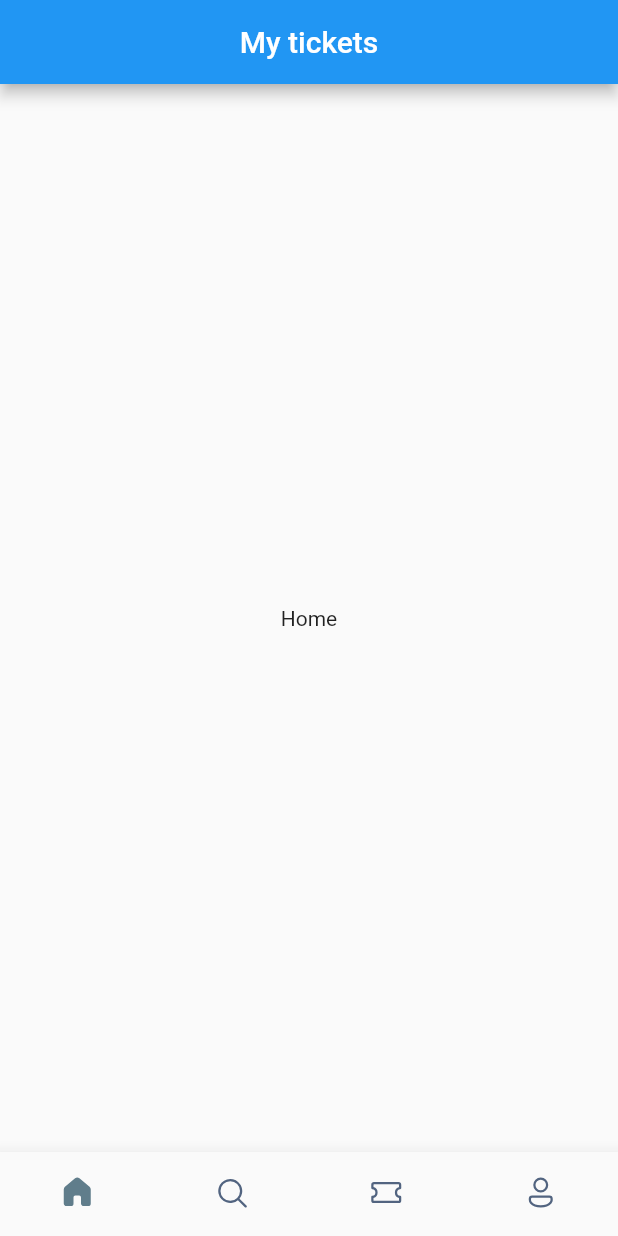
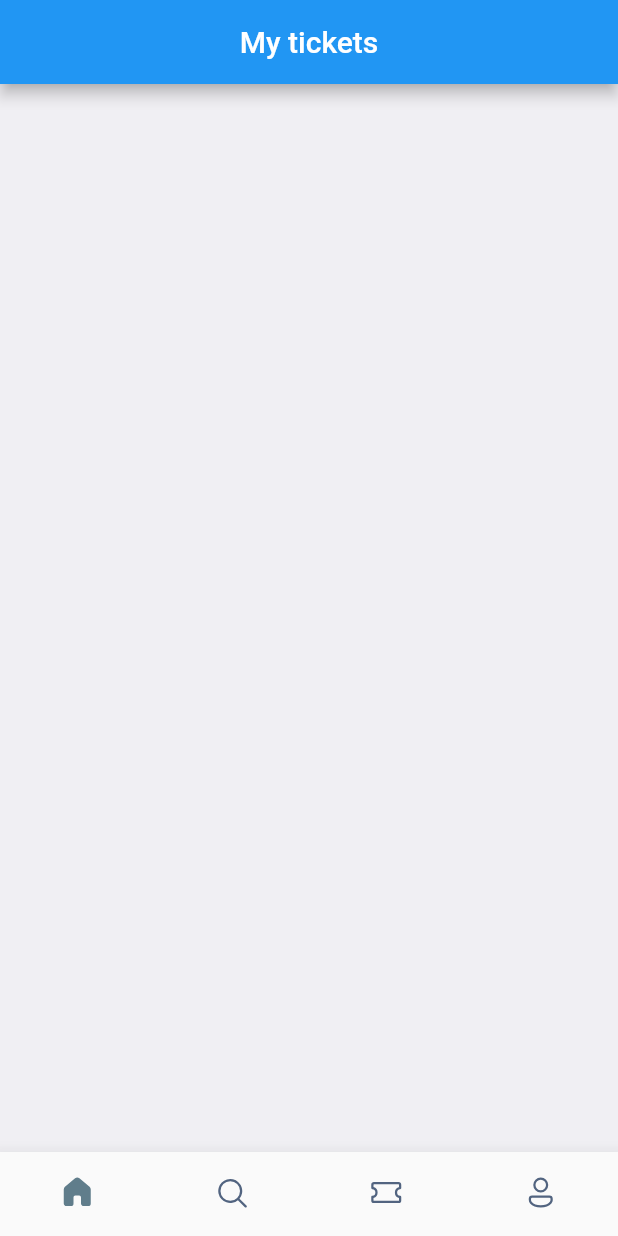
Before and after one commit to un4ckn0wl3z/tickets_flutter, a Flutter app: the screen it shows after launch, on a phone screen of 412 x 824 dp. Run offline on Flutter 3.47's test engine with Material 2 defaults, Android fonts, the phone set to English and light mode, and no system bars; our stand-ins replace fluentui_icons.

Commit message:
feat: add home screen

```diff
--- a/lib/screen/bottom_bar.dart
+++ b/lib/screen/bottom_bar.dart
@@ -3,6 +3,8 @@ import 'package:flutter/cupertino.dart';
 import 'package:flutter/material.dart';
 import 'package:flutter/src/foundation/key.dart';
 import 'package:flutter/src/widgets/framework.dart';
+
+import 'home_screen.dart';
 
 class BottomBar extends StatefulWidget {
   const BottomBar({Key? key}) : super(key: key);
@@ -16,7 +18,7 @@ class _BottomBarState extends State<BottomBar> {
   int _selectedIndex = 0;
 
   static final List<Widget> _widgetOptions = <Widget>[
-    const Text("Home"),
+    const HomeScreen(),
     const Text("Search"),
     const Text("Tickets"),
     const Text("Profile"),
--- /dev/null
+++ b/lib/screen/home_screen.dart
@@ -0,0 +1,18 @@
+import 'package:flutter/cupertino.dart';
+import 'package:flutter/material.dart';
+import 'package:flutter/src/foundation/key.dart';
+import 'package:flutter/src/widgets/framework.dart';
+
+class HomeScreen extends StatelessWidget {
+  const HomeScreen({Key? key}) : super(key: key);
+
+  @override
+  Widget build(BuildContext context) {
+    return const Scaffold(
+      backgroundColor: Color(0xDDeeedf2),
+      body: null,
+    );
+  }
+}
+
+// https://youtu.be/71AsYo2q_0Y?t=3168
```
